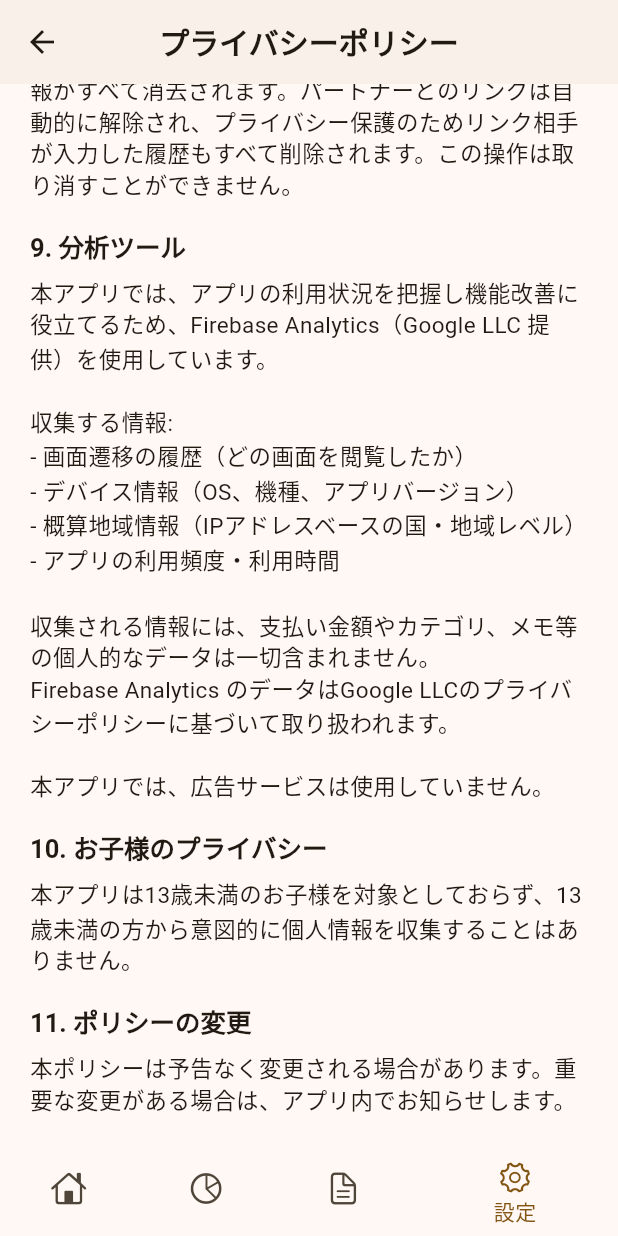
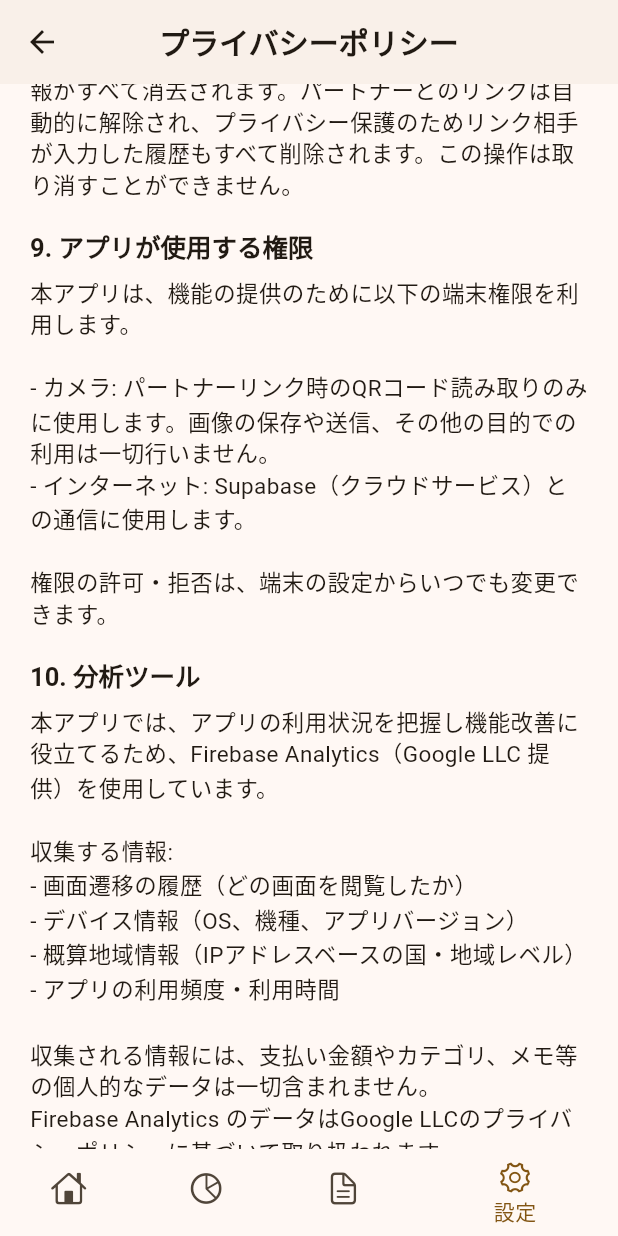
Before and after one commit to YohYamasaki/Seppan, a Flutter app: the PrivacyPolicyPage screen opened by its route, scrolled down 1728 dp, on a phone screen of 412 x 824 dp. Run offline on Flutter 3.47's test engine with Material 3 defaults, Android fonts, the phone set to English and light mode, and no system bars; our stand-ins replace csv, file_picker, firebase_analytics, firebase_core, fl_chart, flutter_riverpod and 9 more; missing offline and left inert: cryptography, mobile_scanner; accounts and stored records are empty; generated files the repository leaves out were written again; network calls fail.

Commit message:
Disclose CAMERA and INTERNET permissions in privacy policy
Play Console requires any app using CAMERA permission to have a privacy
policy that discloses the permission usage. Add a new section explaining
that camera is used only for QR code scanning during partner pairing.

Update both in-app page and hosted HTML, bump last-updated date.

Co-Authored-By: Claude Opus 4.6 <noreply@anthropic.com>

```diff
--- a/lib/pages/settings/privacy_policy_page.dart
+++ b/lib/pages/settings/privacy_policy_page.dart
@@ -14,7 +14,7 @@ class PrivacyPolicyPage extends StatelessWidget {
         children: [
           Text('プライバシーポリシー', style: theme.textTheme.displayMedium),
           const SizedBox(height: 4),
-          Text('最終更新日: 2026年4月17日', style: theme.textTheme.bodySmall),
+          Text('最終更新日: 2026年4月21日', style: theme.textTheme.bodySmall),
           const SizedBox(height: 24),
           _section(
             theme,
@@ -84,7 +84,16 @@ class PrivacyPolicyPage extends StatelessWidget {
           ),
           _section(
             theme,
-            '9. 分析ツール',
+            '9. アプリが使用する権限',
+            '本アプリは、機能の提供のために以下の端末権限を利用します。\n\n'
+                '- カメラ: パートナーリンク時のQRコード読み取りのみに使用します。'
+                '画像の保存や送信、その他の目的での利用は一切行いません。\n'
+                '- インターネット: Supabase（クラウドサービス）との通信に使用します。\n\n'
+                '権限の許可・拒否は、端末の設定からいつでも変更できます。',
+          ),
+          _section(
+            theme,
+            '10. 分析ツール',
             '本アプリでは、アプリの利用状況を把握し機能改善に役立てるため、'
                 'Firebase Analytics（Google LLC 提供）を使用しています。\n\n'
                 '収集する情報:\n'
@@ -98,19 +107,19 @@ class PrivacyPolicyPage extends StatelessWidget {
           ),
           _section(
             theme,
-            '10. お子様のプライバシー',
+            '11. お子様のプライバシー',
             '本アプリは13歳未満のお子様を対象としておらず、'
                 '13歳未満の方から意図的に個人情報を収集することはありません。',
           ),
           _section(
             theme,
-            '11. ポリシーの変更',
+            '12. ポリシーの変更',
             '本ポリシーは予告なく変更される場合があります。'
                 '重要な変更がある場合は、アプリ内でお知らせします。',
           ),
           _section(
             theme,
-            '12. お問い合わせ',
+            '13. お問い合わせ',
             '本ポリシーに関するご質問は、下記メールアドレスまでお問い合わせください。\n\n'
                 'yohei.yamasaki.yayo1@gmail.com',
           ),
```
Also changed, not shown: 1 other file.
